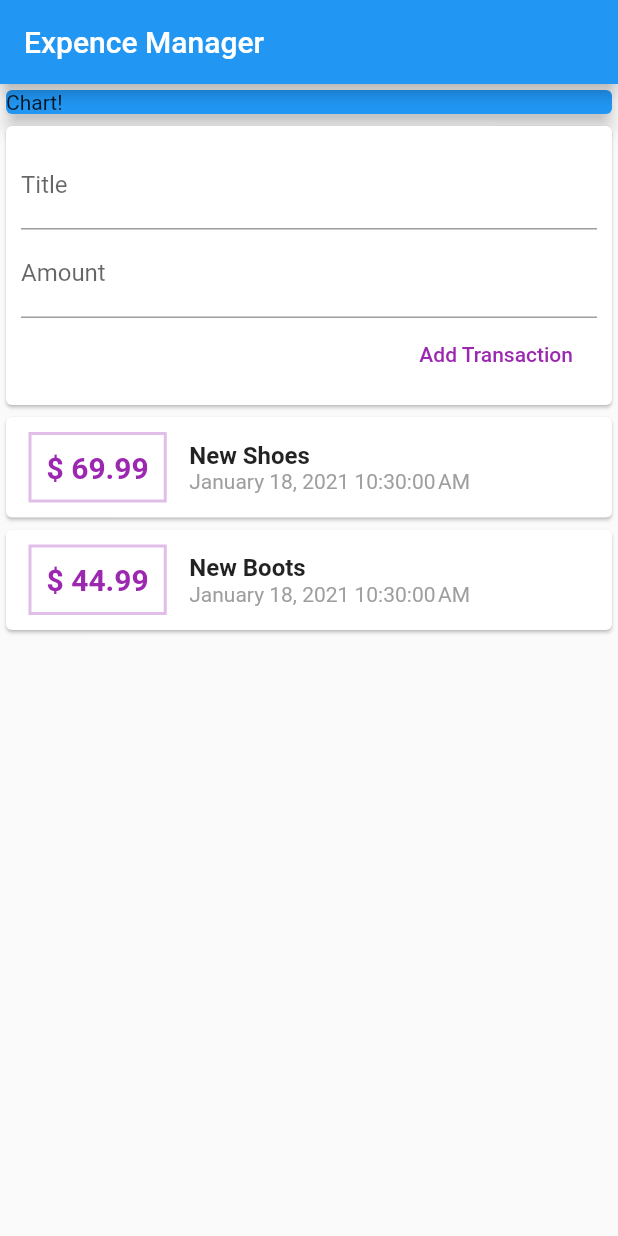
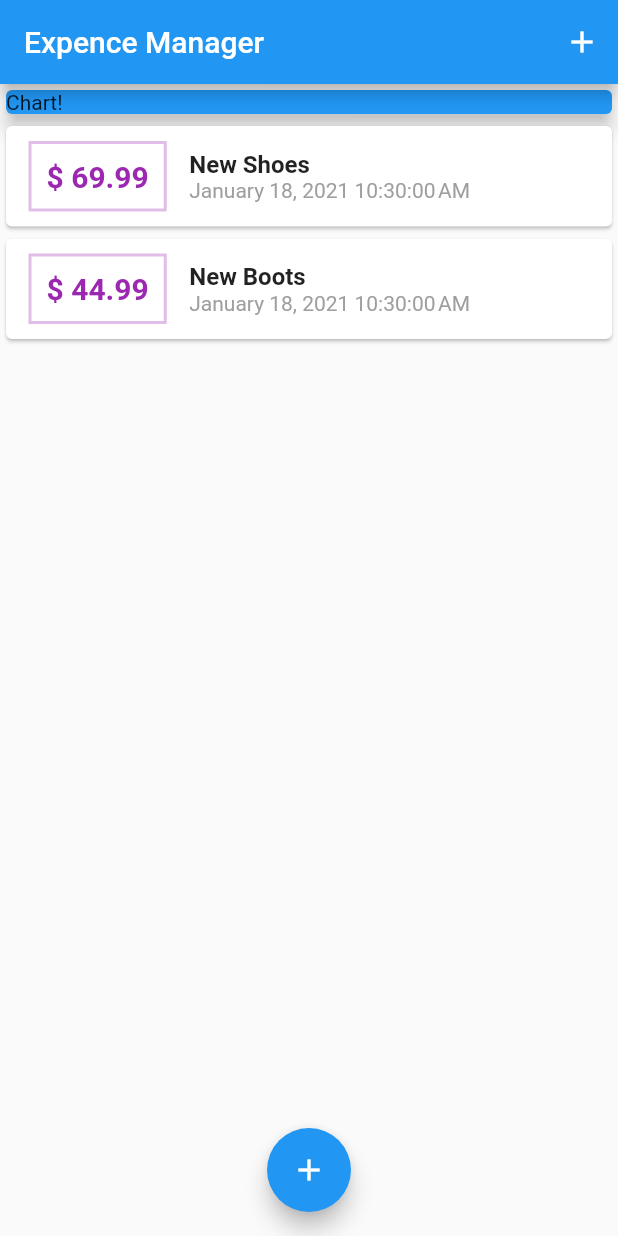
Before and after one commit to arunmopare/flutter-expence-manager, a Flutter app: the screen it shows after launch, on a phone screen of 412 x 824 dp. Run offline on Flutter 3.47's test engine with Material 2 defaults, Android fonts, the phone set to English and light mode, and no system bars.

```diff
--- a/lib/main.dart
+++ b/lib/main.dart
@@ -1,4 +1,8 @@
-import './widgets/user_tranactions.dart';
+import './widgets/tranaction_list.dart';
+
+import './models/transaction.dart';
+
+import './widgets/new_tranaction.dart';
 import 'package:flutter/material.dart';
 
 void main() {
@@ -16,18 +20,62 @@ class MyApp extends StatelessWidget {
   }
 }
 
-class MyHomePage extends StatelessWidget {
+class MyHomePage extends StatefulWidget {
   // String titleInput;
   // String amountInput;
 
+  @override
+  _MyHomePageState createState() => _MyHomePageState();
+}
+
+class _MyHomePageState extends State<MyHomePage> {
   final titleController = TextEditingController();
   final amountController = TextEditingController();
+
+  final List<Transaction> _userTranactions = [
+    Transaction(
+        id: "t1",
+        title: "New Shoes",
+        amount: 69.99,
+        date: DateTime.now()),
+    Transaction(
+        id: "t2",
+        title: "New Boots",
+        amount: 44.99,
+        date: DateTime.now())
+  ];
+  void _addNewTranaction(String title, double amount) {
+    final newTx = Transaction(
+      title: title,
+      amount: amount,
+      date: DateTime.now(),
+      id: DateTime.now().toString(),
+    );
+    setState(() {
+      _userTranactions.add(newTx);
+    });
+  }
+
+  void startAddNewTransaction(BuildContext ctx) {
+    showModalBottomSheet(
+        context: ctx,
+        builder: (_) {
+          return NewTransaction(_addNewTranaction);
+        });
+  }
 
   @override
   Widget build(BuildContext context) {
     return Scaffold(
       appBar: AppBar(
         title: Text("Expence Manager"),
+        actions: <Widget>[
+          IconButton(
+            icon: Icon(Icons.add),
+            onPressed: () =>
+                startAddNewTransaction(context),
+          )
+        ],
       ),
       body: Column(
         // mainAxisAlignment: MainAxisAlignment.start,
@@ -41,8 +89,15 @@ class MyHomePage extends StatelessWidget {
               elevation: 5,
             ),
           ),
-            UserTranaction(),
+          TansactionList(_userTranactions),
         ],
-        ));
+      ),
+      floatingActionButtonLocation:
+          FloatingActionButtonLocation.centerFloat,
+      floatingActionButton: FloatingActionButton(
+        child: Icon(Icons.add),
+        onPressed: () => startAddNewTransaction(context),
+      ),
+    );
   }
 }
--- a/lib/widgets/tranaction_list.dart
+++ b/lib/widgets/tranaction_list.dart
@@ -9,8 +9,10 @@ class TansactionList extends StatelessWidget {
 
   @override
   Widget build(BuildContext context) {
-    return Column(
-      children: tranactions.map((tx) {
+    return Container(
+      height: 300,
+      child: ListView.builder(
+        itemBuilder: (ctx, index) {
           return Card(
               child: Row(
             children: <Widget>[
@@ -27,7 +29,7 @@ class TansactionList extends StatelessWidget {
                 ),
                 padding: EdgeInsets.all(10),
                 child: Text(
-                '\$ ${tx.amount}',
+                  '\$ ${tranactions[index].amount.toStringAsFixed(2)}',
                   style: TextStyle(
                     fontWeight: FontWeight.bold,
                     fontSize: 20,
@@ -36,17 +38,18 @@ class TansactionList extends StatelessWidget {
                 ),
               ),
               Column(
-              crossAxisAlignment: CrossAxisAlignment.start,
+                crossAxisAlignment:
+                    CrossAxisAlignment.start,
                 children: <Widget>[
                   Text(
-                  tx.title,
+                    tranactions[index].title,
                     style: TextStyle(
                       fontSize: 16,
                       fontWeight: FontWeight.bold,
                     ),
                   ),
                   Text(
-                  DateFormat().format(tx.date),
+                    DateFormat().format(tranactions[index].date),
                     style: TextStyle(
                       color: Colors.grey,
                     ),
@@ -55,7 +58,9 @@ class TansactionList extends StatelessWidget {
               )
             ],
           ));
-      }).toList(),
+        },
+        itemCount: tranactions.length,
+      ),
     );
   }
 }
--- a/lib/widgets/user_tranactions.dart
+++ /dev/null
@@ -1,47 +0,0 @@
-import '../models/transaction.dart';
-
-import '../widgets/new_tranaction.dart';
-import '../widgets/tranaction_list.dart';
-import 'package:flutter/material.dart';
-
-class UserTranaction extends StatefulWidget {
-  @override
-  _UserTranactionState createState() =>
-      _UserTranactionState();
-}
-
-class _UserTranactionState extends State<UserTranaction> {
-  final List<Transaction> _userTranactions = [
-    Transaction(
-        id: "t1",
-        title: "New Shoes",
-        amount: 69.99,
-        date: DateTime.now()),
-    Transaction(
-        id: "t2",
-        title: "New Boots",
-        amount: 44.99,
-        date: DateTime.now())
-  ];
-  void _addNewTranaction(String title, double amount) {
-    final newTx = Transaction(
-      title: title,
-      amount: amount,
-      date: DateTime.now(),
-      id: DateTime.now().toString(),
-    );
-    setState(() {
-      _userTranactions.add(newTx);
-    });
-  }
-
-  @override
-  Widget build(BuildContext context) {
-    return Column(
-      children: <Widget>[
-        NewTransaction(_addNewTranaction),
-        TansactionList(_userTranactions)
-      ],
-    );
-  }
-}
```
Also changed, not shown: lib/widgets/new_tranaction.dart (+25 -6 lines). Lines whose indentation alone changed are shown as unchanged.
